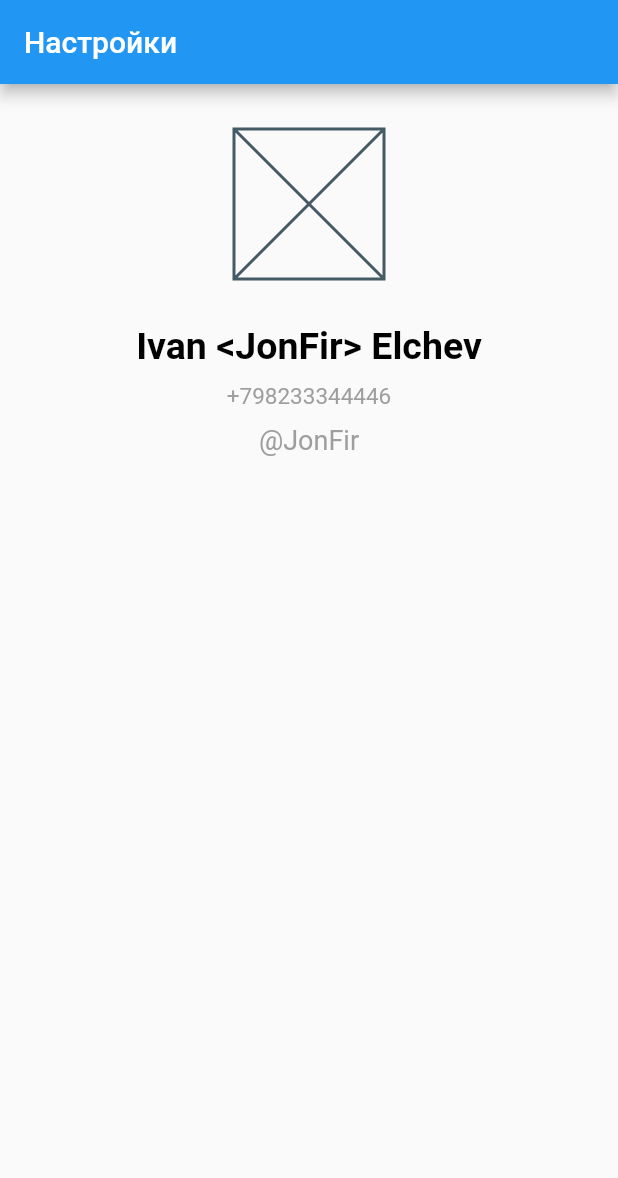
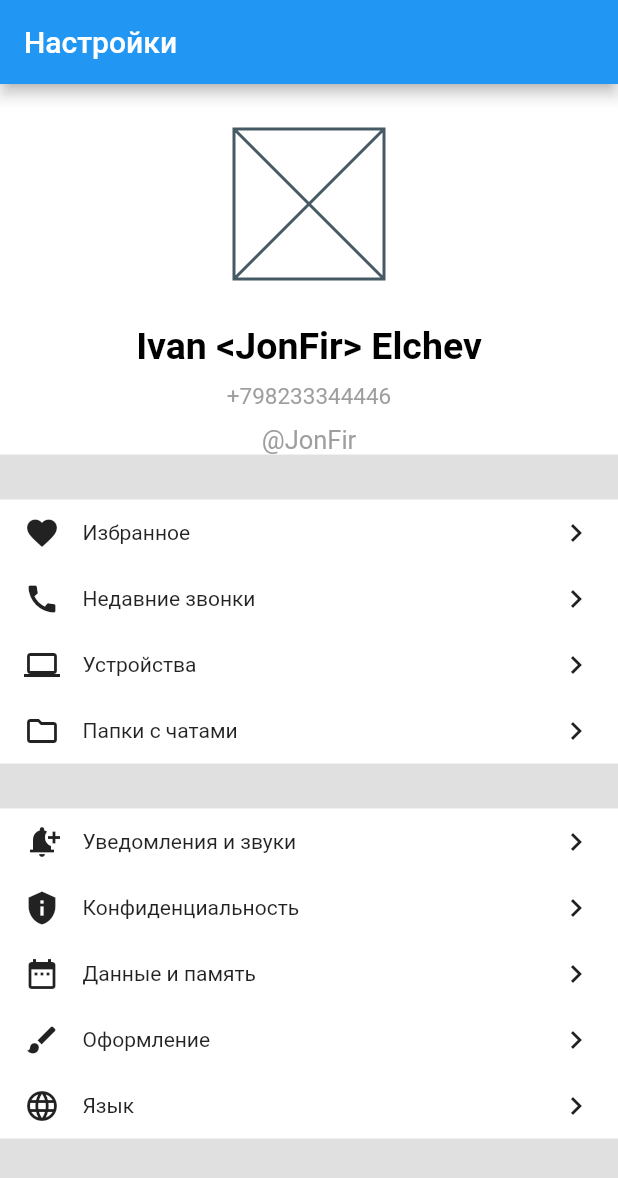
Before and after one commit to yarkaeva/basics_flutter, a Flutter app: the screen it shows after launch, on a phone screen of 412 x 824 dp. Shown: the top 1178 px of the screen. Run offline on Flutter 3.47's test engine with Material 2 defaults, Android fonts, the light colour scheme and no system bars.

Commit message:
Finished lesson 21, row, expanded,icon

```diff
--- a/lib/widgets/app.dart
+++ b/lib/widgets/app.dart
@@ -6,7 +6,7 @@ class App extends StatelessWidget {
 
   @override
   Widget build(BuildContext context) {
-    return const MaterialApp(
+    return MaterialApp(
       home: UserProfile(),
     );
   }
--- a/lib/widgets/user_profile.dart
+++ b/lib/widgets/user_profile.dart
@@ -1,11 +1,52 @@
 import 'package:flutter/material.dart';
 
 class UserProfile extends StatelessWidget {
-  const UserProfile({super.key});
+  UserProfile({super.key});
+  final List<MenuRowData> firstMenuRow = [
+    MenuRowData(
+      Icons.favorite,
+      'Избранное',
+    ),
+    MenuRowData(
+      Icons.call,
+      'Недавние звонки',
+    ),
+    MenuRowData(
+      Icons.computer_outlined,
+      'Устройства',
+    ),
+    MenuRowData(
+      Icons.folder_outlined,
+      'Папки с чатами',
+    ),
+  ];
+  final List<MenuRowData> secondMenuRow = [
+    MenuRowData(
+      Icons.notification_add,
+      'Уведомления и звуки',
+    ),
+    MenuRowData(
+      Icons.privacy_tip,
+      'Конфиденциальность',
+    ),
+    MenuRowData(
+      Icons.date_range,
+      'Данные и память',
+    ),
+    MenuRowData(
+      Icons.brush,
+      'Оформление',
+    ),
+    MenuRowData(
+      Icons.language,
+      'Язык',
+    ),
+  ];
 
   @override
   Widget build(BuildContext context) {
     return Scaffold(
+      backgroundColor: Colors.grey.shade300,
       appBar: AppBar(
         title: const Text('Настройки'),
       ),
@@ -14,6 +55,76 @@ class UserProfile extends StatelessWidget {
         child: Column(
           mainAxisAlignment: MainAxisAlignment.start,
           crossAxisAlignment: CrossAxisAlignment.center,
+          children: [
+            const _UserInfo(),
+            const SizedBox(height: 30),
+            _MenuWidget(menuRow: firstMenuRow),
+            const SizedBox(height: 30),
+            _MenuWidget(menuRow: secondMenuRow),
+          ],
+        ),
+      ),
+    );
+  }
+}
+
+class MenuRowData {
+  MenuRowData(this.icon, this.text);
+
+  final IconData icon;
+  final String text;
+}
+
+class _MenuWidget extends StatelessWidget {
+  const _MenuWidget({super.key, required this.menuRow});
+  final List<MenuRowData> menuRow;
+
+  @override
+  Widget build(BuildContext context) {
+    return Container(
+      color: Colors.white,
+      width: double.infinity,
+      child: Column(
+        children: menuRow
+            .map((data) => _MenuWidgetRow(
+                  data: data,
+                ))
+            .toList(),
+      ),
+    );
+  }
+}
+
+class _MenuWidgetRow extends StatelessWidget {
+  const _MenuWidgetRow({super.key, required this.data});
+  final MenuRowData data;
+
+  @override
+  Widget build(BuildContext context) {
+    return Padding(
+      padding: const EdgeInsets.symmetric(horizontal: 16, vertical: 10),
+      child: Row(
+        mainAxisSize: MainAxisSize.max,
+        children: [
+          Icon(data.icon),
+          const SizedBox(width: 15),
+          Expanded(child: Text(data.text)),
+          const Icon(Icons.chevron_right_sharp),
+        ],
+      ),
+    );
+  }
+}
+
+class _UserInfo extends StatelessWidget {
+  const _UserInfo({super.key});
+
+  @override
+  Widget build(BuildContext context) {
+    return Container(
+      color: Colors.white,
+      width: double.infinity,
+      child: Column(
         children: const [
           SizedBox(height: 30),
           _AvatarWidget(),
@@ -24,7 +135,6 @@ class UserProfile extends StatelessWidget {
           SizedBox(height: 10),
           _UserNickNameWidget(),
         ],
-        ),
       ),
     );
   }
@@ -41,7 +151,7 @@ class _UserNickNameWidget extends StatelessWidget {
       '@JonFir',
       style: TextStyle(
         color: Colors.grey,
-        fontSize: 18,
+        fontSize: 17,
       ),
     );
   }
```
Lines whose indentation alone changed are shown as unchanged.
